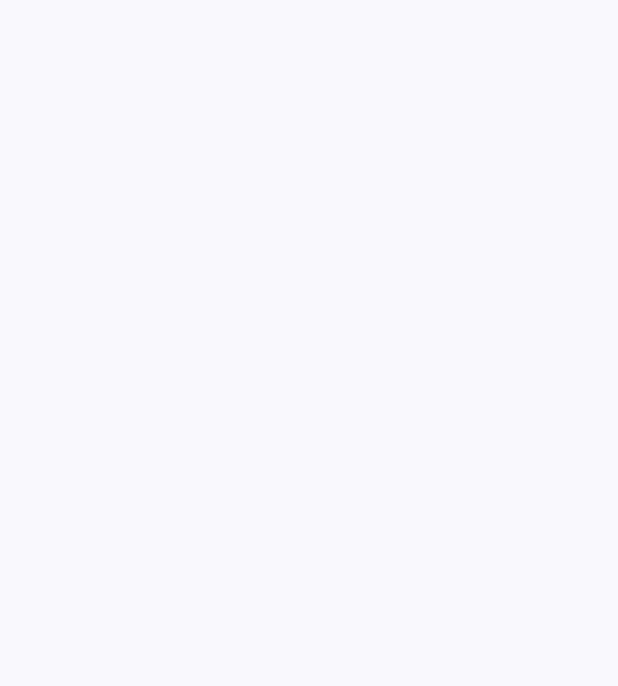
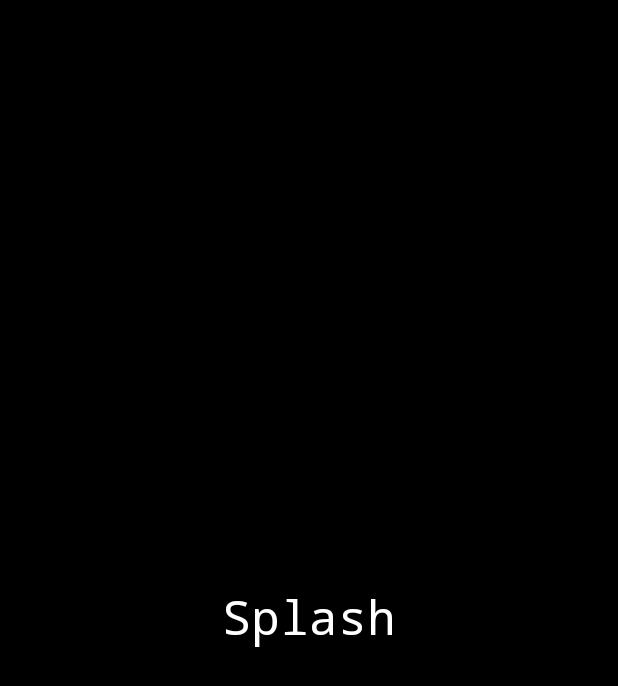
Before and after one commit to SAIF879/PASSWORD-MANAGER, an Android app built with Jetpack Compose: the first screen one second after launch (MainActivity), on a phone screen of 412 x 824 dp. Before the commit the part shown is empty. Shown: the top 686 px of the screen. Run offline under Robolectric (Android 15) with nearby library versions, the phone set to English and light mode, and no system bars.

Commit message:
INTAIL NAVIGATION AND SETUP

```diff
--- a/app/src/main/java/com/example/passwordmanager/MainActivity.kt
+++ b/app/src/main/java/com/example/passwordmanager/MainActivity.kt
@@ -10,6 +10,8 @@ import androidx.compose.material3.Text
 import androidx.compose.runtime.Composable
 import androidx.compose.ui.Modifier
 import androidx.compose.ui.tooling.preview.Preview
+import androidx.navigation.compose.rememberNavController
+import com.example.passwordmanager.navigation.RootNavGraph
 import com.example.passwordmanager.ui.theme.PASSWORDMANAGERTheme
 
 class MainActivity : ComponentActivity() {
@@ -17,13 +19,7 @@ class MainActivity : ComponentActivity() {
         super.onCreate(savedInstanceState)
         setContent {
             PASSWORDMANAGERTheme {
-                // A surface container using the 'background' color from the theme
-                Surface(
-                    modifier = Modifier.fillMaxSize(),
-                    color = MaterialTheme.colorScheme.background
-                ) {
-
-                }
+                RootNavGraph(navHostController = rememberNavController())
             }
         }
     }
--- a/app/src/main/java/com/example/passwordmanager/mainflow/splash/ui/SplashScreen.kt
+++ b/app/src/main/java/com/example/passwordmanager/mainflow/splash/ui/SplashScreen.kt
@@ -1 +1,64 @@
 package com.example.passwordmanager.mainflow.splash.ui
+
+import android.content.Context
+import androidx.compose.foundation.background
+import androidx.compose.foundation.layout.Arrangement
+import androidx.compose.foundation.layout.Column
+import androidx.compose.foundation.layout.Row
+import androidx.compose.foundation.layout.Spacer
+import androidx.compose.foundation.layout.fillMaxSize
+import androidx.compose.foundation.layout.size
+import androidx.compose.foundation.layout.wrapContentWidth
+import androidx.compose.runtime.Composable
+import androidx.compose.runtime.rememberCoroutineScope
+import androidx.compose.ui.Alignment
+import androidx.compose.ui.Modifier
+import androidx.compose.ui.graphics.Color
+import androidx.compose.ui.platform.LocalContext
+import androidx.compose.ui.unit.dp
+import androidx.navigation.NavController
+import com.example.passwordmanager.commonComponents.PasswordManagerTexts
+import com.example.passwordmanager.navigation.NavGraphs
+import kotlinx.coroutines.CoroutineScope
+import kotlinx.coroutines.delay
+import kotlinx.coroutines.launch
+
+
+
+@Composable
+fun Splashscreen(navController: NavController,) {
+    val coroutineScope = rememberCoroutineScope()
+    val context = LocalContext.current
+
+    Column(
+        modifier = Modifier
+            .fillMaxSize()
+            .background(Color.Black),
+        verticalArrangement = Arrangement.Center,
+        horizontalAlignment = Alignment.CenterHorizontally
+    ) {
+        Row(
+            modifier = Modifier.wrapContentWidth(),
+            verticalAlignment = Alignment.CenterVertically,
+            horizontalArrangement = Arrangement.Start
+        ) {
+            PasswordManagerTexts.TextAsBoldHeader(text = "Splash")
+        }
+    }
+
+    splashNavigation(coroutineScope = coroutineScope, navController = navController , context)
+
+
+}
+
+fun splashNavigation(coroutineScope: CoroutineScope, navController: NavController,
+                     context: Context){
+    coroutineScope.launch {
+        delay(2000)
+        navController.navigate(NavGraphs.HOME){
+            popUpTo(NavGraphs.SPLASH){
+                inclusive = true
+            }
+        }
+    }
+}
--- /dev/null
+++ b/app/src/main/java/com/example/passwordmanager/navigation/HomeNavGraph.kt
@@ -0,0 +1,25 @@
+package com.example.passwordmanager.navigation
+
+import androidx.navigation.NavController
+import androidx.navigation.NavGraphBuilder
+import androidx.navigation.compose.composable
+import androidx.navigation.navigation
+import com.example.passwordmanager.mainflow.home.ui.HomeScreen
+
+fun NavGraphBuilder.homeNavGraph(navController: NavController){
+
+    navigation(
+        route = NavGraphs.HOME,
+        startDestination = HomeScreens.HomeScreen.route
+    ) {
+        composable(route = HomeScreens.HomeScreen.route) {
+            HomeScreen();
+        }
+
+
+    }
+
+}
+sealed class HomeScreens(val route:String){
+    data object HomeScreen : HomeScreens(route = "home_screen")
+}
--- a/app/src/main/java/com/example/passwordmanager/navigation/HomeNavigation.kt
+++ /dev/null
@@ -1 +0,0 @@
-package com.example.passwordmanager.navigation
--- a/app/src/main/java/com/example/passwordmanager/navigation/RootNav.kt
+++ /dev/null
@@ -1 +0,0 @@
-package com.example.passwordmanager.navigation
--- /dev/null
+++ b/app/src/main/java/com/example/passwordmanager/navigation/RootNavGraph.kt
@@ -0,0 +1,23 @@
+package com.example.passwordmanager.navigation
+
+import androidx.compose.runtime.Composable
+import androidx.navigation.NavHostController
+import androidx.navigation.compose.NavHost
+
+@Composable
+fun RootNavGraph(navHostController: NavHostController) {
+    NavHost(
+        navController = navHostController,
+        route = NavGraphs.ROOT,
+        startDestination = NavGraphs.SPLASH
+    ) {
+        splashNavGraph(navHostController)
+        homeNavGraph(navHostController)
+    }
+}
+
+object NavGraphs {
+    const val ROOT = "root"
+    const val SPLASH = "splash"
+    const val HOME = "home"
+}
--- /dev/null
+++ b/app/src/main/java/com/example/passwordmanager/navigation/SplashNavGraph.kt
@@ -0,0 +1,25 @@
+package com.example.passwordmanager.navigation
+
+import androidx.navigation.NavController
+import androidx.navigation.NavGraphBuilder
+import androidx.navigation.compose.composable
+import androidx.navigation.navigation
+import com.example.passwordmanager.mainflow.splash.ui.Splashscreen
+
+fun NavGraphBuilder.splashNavGraph(navController: NavController){
+
+    navigation(
+        route = NavGraphs.SPLASH,
+        startDestination = SplashScreens.SplashScreen.route
+    ) {
+        composable(route = SplashScreens.SplashScreen.route) {
+            Splashscreen(navController = navController)
+        }
+
+
+    }
+
+}
+sealed class SplashScreens(val route:String){
+    data object SplashScreen : SplashScreens(route = "splash_screen")
+}
--- a/app/src/main/java/com/example/passwordmanager/navigation/SplashNavigation.kt
+++ /dev/null
@@ -1 +0,0 @@
-package com.example.passwordmanager.navigation
```
Also changed, not shown: app/src/main/java/com/example/passwordmanager/commonComponents/PasswordManagerTexts.kt (added, +75 -0 lines), app/src/main/java/com/example/passwordmanager/mainflow/home/ui/HomeScreen.kt (+33 -0 lines).
